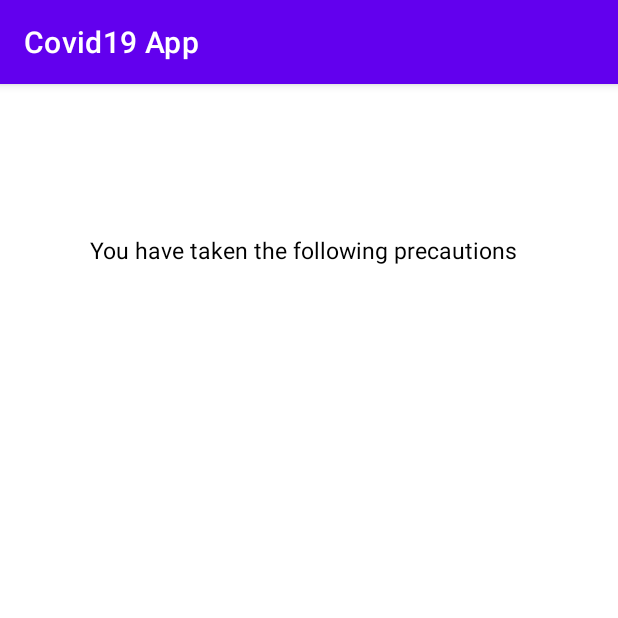
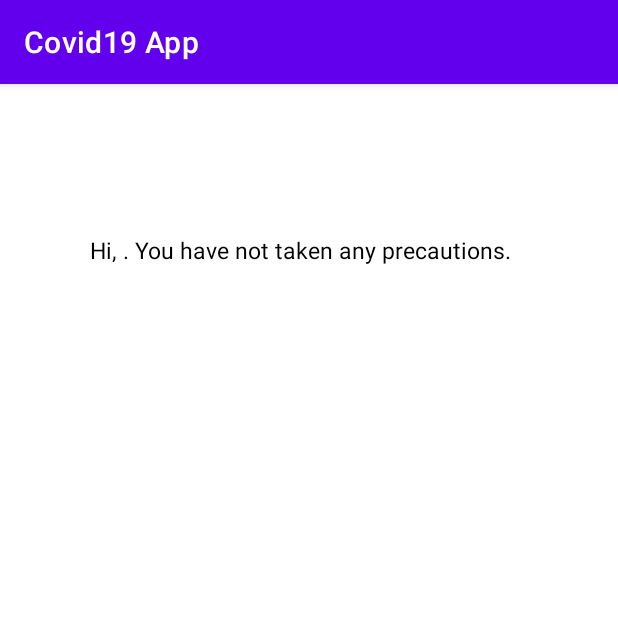
Before and after one commit to visheshcse/assignment0-visheshgoel05, an Android app: the screen it shows after launch (CheckActivity), after a tap on "SUBMIT", on a phone screen of 412 x 824 dp, the top half of it. Run offline under Robolectric (Android 15) with nearby library versions, the phone set to English and light mode, and no system bars.

Commit message:
Clear edittext on button press

```diff
--- a/app/src/main/java/com/example/helloworld/CheckActivity.java
+++ b/app/src/main/java/com/example/helloworld/CheckActivity.java
@@ -27,6 +27,16 @@ public class CheckActivity extends AppCompatActivity {
 
         intent = getIntent();
         ArrayList<String> answers = intent.getExtras().getStringArrayList("answers");
+        String name = intent.getStringExtra("name");
+        TextView textViewIntro = findViewById(R.id.textView_intro);
+        String message = "";
+        if(answers.size() == 0){
+            message = "Hi, " + name + ". You have not taken any precautions.";
+        }
+        else{
+            message = "Hi, " + name + ". You have taken the following precautions.";
+        }
+        textViewIntro.setText(message);
         TextView textView = findViewById(R.id.textView);
         TextView textView2 = findViewById(R.id.textView2);
         TextView textView3 = findViewById(R.id.textView3);
--- a/app/src/main/java/com/example/helloworld/MainActivity.java
+++ b/app/src/main/java/com/example/helloworld/MainActivity.java
@@ -52,11 +52,13 @@ public class MainActivity extends AppCompatActivity {
                         checkBox.setChecked(false);
                     }
                 }
+                editTextName.setText("");
             }
         });
         buttonSubmit.setOnClickListener(new View.OnClickListener() {
             public void onClick(View v) {
                 ArrayList<String> answers = new ArrayList<>();
+                String name = editTextName.getText().toString();
                 Intent intent = new Intent(MainActivity.this, CheckActivity.class);
                 for(CheckBox question : questions){
                     if (question.isChecked()){
@@ -64,6 +66,7 @@ public class MainActivity extends AppCompatActivity {
                     }
                 }
                 intent.putExtra("answers" , answers);
+                intent.putExtra("name", name);
                 startActivityForResult(intent, requestCode);
                 //startActivity(intent);
             }
```
